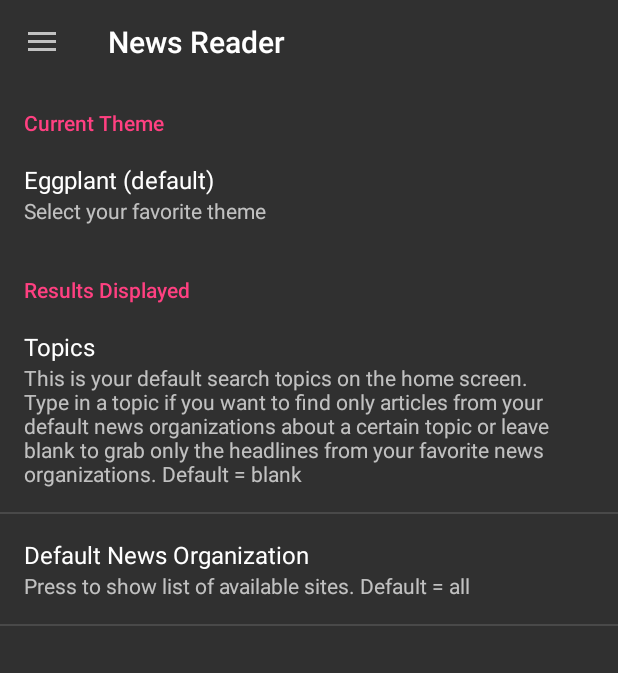
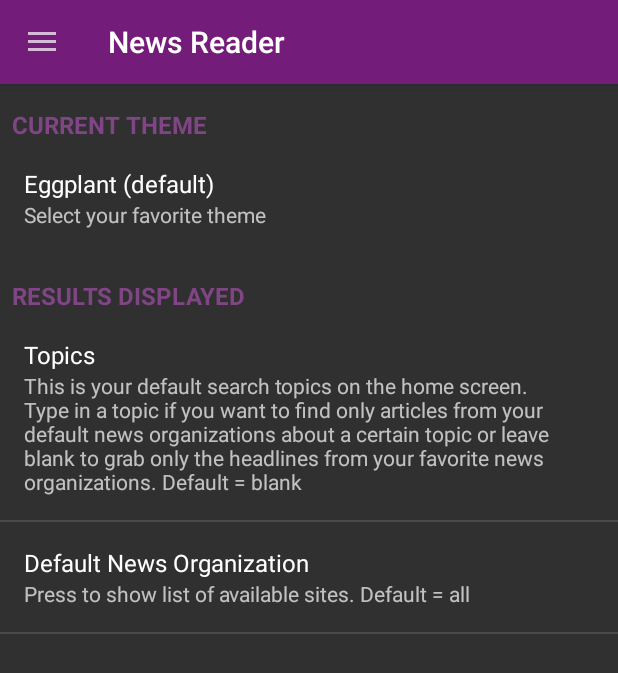
Before and after one commit to onionsalot/NewsReader, an Android app: the screen it shows after launch (MainActivity), in the side drawer, after a tap on "Settings", on a phone screen of 412 x 824 dp. Shown: the top 673 px of the screen. Run offline under Robolectric (Android 15) with nearby library versions, the phone set to English and light mode, and no system bars; our stand-ins replace Picasso; libraries missing offline, so code that uses them is left out: com.like; pictures from the network do not load; 3 statements that could not run were skipped.

Commit message:
Applied proper styling to layout to set up settings theme changer

```diff
--- a/app/src/main/java/org/example/trongnguyen/newsreader/fragments/MainFragment.java
+++ b/app/src/main/java/org/example/trongnguyen/newsreader/fragments/MainFragment.java
@@ -15,6 +15,7 @@ import android.support.v4.app.Fragment;
 import android.support.v4.app.LoaderManager;
 import android.support.v4.content.Loader;
 import android.util.Log;
+import android.util.TypedValue;
 import android.view.LayoutInflater;
 import android.view.View;
 import android.view.ViewGroup;
@@ -576,21 +577,24 @@ public class MainFragment extends Fragment implements LoaderManager.LoaderCallba
          * sets the other layouts as transparent while setting the active one as GRAY.
          *
          */
+        // Used to get the attribute state and get the color to adhere with the current theme
+        TypedValue typedValue = new TypedValue();
+        getContext().getTheme().resolveAttribute(R.attr.customLayoutHighlightColor, typedValue, true);
         switch (number) {
             case 0: // Set color of the background for Med to indicate picked
                 layoutSmall.setBackgroundColor(Color.TRANSPARENT);
-                layoutMed.setBackgroundColor(Color.GRAY);
+                layoutMed.setBackgroundColor(typedValue.data);
                 layoutLarge.setBackgroundColor(Color.TRANSPARENT);
                 break;
             case 1:// Set color of the background for Small to indicate picked
-                layoutSmall.setBackgroundColor(Color.GRAY);
+                layoutSmall.setBackgroundColor(typedValue.data);
                 layoutMed.setBackgroundColor(Color.TRANSPARENT);
                 layoutLarge.setBackgroundColor(Color.TRANSPARENT);
                 break;
             case 2:// Set color of the background for Large to indicate picked
                 layoutSmall.setBackgroundColor(Color.TRANSPARENT);
                 layoutMed.setBackgroundColor(Color.TRANSPARENT);
-                layoutLarge.setBackgroundColor(Color.GRAY);
+                layoutLarge.setBackgroundColor(typedValue.data);
                 break;
             default:
                 break;
--- a/app/src/main/res/layout/activity_favorites.xml
+++ b/app/src/main/res/layout/activity_favorites.xml
@@ -13,6 +13,7 @@
         <android.support.v7.widget.Toolbar
             android:layout_width="match_parent"
             android:layout_height="?attr/actionBarSize"
+            android:background="?attr/customToolbarColor"
             android:id="@+id/toolbar"
             android:elevation="4dp"/>
 
--- a/app/src/main/res/layout/activity_main_fragments.xml
+++ b/app/src/main/res/layout/activity_main_fragments.xml
@@ -2,6 +2,8 @@
 <android.support.v4.widget.DrawerLayout xmlns:android="http://schemas.android.com/apk/res/android"
     android:layout_width="match_parent"
     android:layout_height="match_parent"
+    style="@style/AppTheme"
+    android:background="?attr/customBackgroundColor"
     xmlns:tools="http://schemas.android.com/tools"
     xmlns:app="http://schemas.android.com/apk/res-auto"
     android:id="@+id/drawer_layout"
@@ -17,21 +19,24 @@
         <android.support.v7.widget.Toolbar
             android:layout_width="match_parent"
             android:layout_height="?attr/actionBarSize"
+            android:background="?attr/customToolbarColor"
             android:id="@+id/toolbar"
-                android:elevation="4dp"/>
+            android:elevation="4dp" />
 
         <FrameLayout
             android:id="@+id/fragment_container"
             android:layout_width="match_parent"
-                android:layout_height="match_parent"/>
+            android:layout_height="match_parent" />
 
     </LinearLayout>
 
     <android.support.design.widget.NavigationView
         android:layout_width="wrap_content"
         android:layout_height="match_parent"
+        android:background="?attr/customBackgroundColor"
         android:layout_gravity="start"
         android:id="@+id/nav_view"
         app:headerLayout="@layout/nav_header"
-        app:menu="@menu/drawer_menu"/>
+        app:itemIconTint="?attr/customLayoutHighlightColor"
+        app:menu="@menu/drawer_menu" />
 </android.support.v4.widget.DrawerLayout>
--- a/app/src/main/res/layout/activity_search.xml
+++ b/app/src/main/res/layout/activity_search.xml
@@ -13,6 +13,7 @@
         <android.support.v7.widget.Toolbar
             android:layout_width="match_parent"
             android:layout_height="?attr/actionBarSize"
+            android:background="?attr/customToolbarColor"
             android:id="@+id/toolbar"
             android:elevation="4dp"/>
 
--- a/app/src/main/res/layout/fragment_favorites.xml
+++ b/app/src/main/res/layout/fragment_favorites.xml
@@ -4,7 +4,7 @@
     xmlns:tools="http://schemas.android.com/tools"
     android:layout_width="match_parent"
     android:layout_height="match_parent"
-    android:background="@color/colorPrimaryDark">
+    android:background="?attr/customBackgroundColor">
 
     <ListView
         android:id="@+id/favorites_list_view"
@@ -19,6 +19,7 @@
         android:id="@+id/textView2"
         android:layout_width="0dp"
         android:layout_height="31dp"
+        android:background="?attr/customNotificationColor"
         android:gravity="left|center_vertical"
         android:paddingLeft="8dp"
         android:text="Saved Articles: 9999999"
--- a/app/src/main/res/layout/fragment_main.xml
+++ b/app/src/main/res/layout/fragment_main.xml
@@ -12,6 +12,7 @@
         android:id="@+id/results_text"
         android:layout_width="0dp"
         android:layout_height="40dp"
+        android:background="?attr/customNotificationColor"
         android:gravity="left|fill_vertical"
         android:paddingBottom="8dp"
         android:paddingLeft="8dp"
--- a/app/src/main/res/layout/fragment_search.xml
+++ b/app/src/main/res/layout/fragment_search.xml
@@ -4,7 +4,7 @@
     xmlns:tools="http://schemas.android.com/tools"
     android:layout_width="match_parent"
     android:layout_height="match_parent"
-    android:background="@color/colorPrimaryDark">
+    android:background="?attr/customBackgroundColor">
 
     <TextView
         android:id="@+id/textView"
--- a/app/src/main/res/layout/fragment_search_item.xml
+++ b/app/src/main/res/layout/fragment_search_item.xml
@@ -1,8 +1,9 @@
 <?xml version="1.0" encoding="utf-8"?>
-<CheckedTextView xmlns:android="http://schemas.android.com/apk/res/android"
+<android.support.v7.widget.AppCompatCheckBox xmlns:android="http://schemas.android.com/apk/res/android"
     android:id="@+id/checked_text"
     android:layout_width="fill_parent"
     android:layout_height="wrap_content"
+    android:buttonTint="?attr/customLayoutHighlightColor"
     android:checkMark="?android:attr/listChoiceIndicatorMultiple"
     android:gravity="center_vertical"
     android:padding="5sp" />
--- a/app/src/main/res/layout/nav_header.xml
+++ b/app/src/main/res/layout/nav_header.xml
@@ -2,9 +2,9 @@
 <LinearLayout xmlns:android="http://schemas.android.com/apk/res/android"
     android:layout_width="match_parent"
     android:layout_height="176dp"
-    android:background="@color/colorPrimaryDark"
     android:gravity="bottom"
     android:padding="16dp"
+    android:background="?attr/customToolbarColor"
     android:orientation="vertical">
 
     <ImageView
--- /dev/null
+++ b/app/src/main/res/layout/preference_categories.xml
@@ -0,0 +1,16 @@
+<?xml version="1.0" encoding="utf-8"?>
+<LinearLayout xmlns:android="http://schemas.android.com/apk/res/android"
+    android:layout_width="match_parent"
+    android:layout_height="match_parent">
+
+    <TextView
+        android:id="@android:id/title"
+        android:layout_width="match_parent"
+        android:layout_height="wrap_content"
+        android:paddingLeft="8dp"
+        android:paddingTop="16dp"
+        android:textAllCaps="true"
+        android:textColor="?attr/customLayoutHighlightColor"
+        android:textSize="16sp"
+        android:textStyle="bold" />
+</LinearLayout>
--- a/app/src/main/res/values/colors.xml
+++ b/app/src/main/res/values/colors.xml
@@ -1,6 +1,14 @@
 <?xml version="1.0" encoding="utf-8"?>
 <resources>
-    <color name="colorPrimary">#3F51B5</color>
-    <color name="colorPrimaryDark">#303F9F</color>
-    <color name="colorAccent">#FF4081</color>
+
+    <color name="eggplantColorText">#FFFFFF</color><!-- Main Toolbar Color -->
+    <color name="eggplantColorToolbar">#741c7a</color><!-- Main Toolbar Color -->
+    <color name="eggplantColorNotification">#601765</color><!-- Notification Color -->
+    <color name="eggplantColorInfoBar">#601765</color><!-- Main Button Color -->
+    <color name="eggplantColorBackground">#303030</color><!-- Main Background Color -->
+    <color name="eggplantColorBackgroundDark">#202020</color><!-- Main Background Color -->
+    <color name="eggplantColorButton">#601765</color><!-- Main Background Color -->
+    <color name="eggplantColorHighlight">#804584</color><!-- Main Background Color -->
+
+
 </resources>
--- a/app/src/main/res/values/styles.xml
+++ b/app/src/main/res/values/styles.xml
@@ -2,10 +2,30 @@
 
     <!-- Base application theme. -->
     <style name="AppTheme" parent="Theme.AppCompat.NoActionBar">
-        <!-- Customize your theme here. -->
-        <item name="colorPrimary">@color/colorPrimary</item>
-        <item name="colorPrimaryDark">@color/colorPrimaryDark</item>
-        <item name="colorAccent">@color/colorAccent</item>
+        <item name="primaryButtonTheme">
+            @style/Widget.AppCompat.Button.Colored
+        </item>
+        <item name="colorPrimary">@color/eggplantColorBackground</item>
+        <item name="colorPrimaryDark">@color/eggplantColorNotification</item>
+        <item name="colorButtonNormal">@color/eggplantColorHighlight</item>
+        <item name="colorAccent">@color/eggplantColorHighlight</item>
+        <item name="android:textColor">@color/eggplantColorText</item>
+        <item name="customTextColor">@color/eggplantColorText</item>
+        <item name="customToolbarColor">@color/eggplantColorToolbar</item>
+        <item name="customNotificationColor">@color/eggplantColorNotification</item>
+        <item name="customInfoBarColor">@color/eggplantColorInfoBar</item>
+        <item name="customBackgroundColor">@color/eggplantColorBackground</item>
+        <item name="customBackgroundColorDark">@color/eggplantColorBackgroundDark</item>
+        <item name="customButtonColor">@color/eggplantColorButton</item>
+        <item name="customLayoutHighlightColor">@color/eggplantColorHighlight</item>
     </style>
 
+    <style name="Widget.Button.Primary"
+        parent="Widget.AppCompat.Button.Colored">
+        <item name="colorButtonNormal">?attr/customButtonColor</item>
+        <item name="colorControlHighlight">?attr/customBackgroundColor</item>
+        <item name="android:textColor">?attr/customTextColor</item>
+    </style>
+
+
 </resources>
--- a/app/src/main/res/xml/settings_main.xml
+++ b/app/src/main/res/xml/settings_main.xml
@@ -1,7 +1,8 @@
 <?xml version="1.0" encoding="utf-8"?>
 <PreferenceScreen xmlns:android="http://schemas.android.com/apk/res/android"
     android:background="?attr/colorPrimary">
-    <PreferenceCategory android:title="Current Theme" >
+    <PreferenceCategory android:layout="@layout/preference_categories" android:title="Current Theme" >
+
         <ListPreference
             android:title="Eggplant (default)"
             android:summary="Select your favorite theme"
@@ -10,7 +11,7 @@
             android:entries="@array/themeArray"
             android:entryValues="@array/themeValues" />
     </PreferenceCategory>
-    <PreferenceCategory android:title="Results Displayed" >
+    <PreferenceCategory android:layout="@layout/preference_categories" android:title="Results Displayed" >
         <!--suppress AndroidDomInspection -->
         <EditTextPreference
             android:key="topic_text"
```
Also changed, not shown: app/src/main/res/layout/layout_footer.xml (deleted, +0 -19 lines), app/src/main/res/values/attrs.xml (added, +12 -0 lines). Lines whose indentation alone changed are shown as unchanged.
